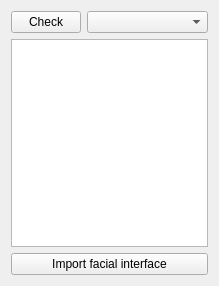
Before: the Qt Designer form Python/Resources/RMFacialRig.ui in rendermotion/RMPY, drawn with Qt 5.
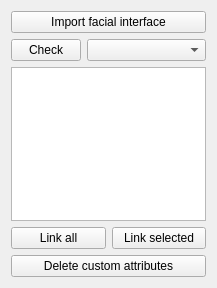
After: the same form once the commit is applied.

The edit to the form file:
```diff
--- a/Python/Resources/RMFacialRig.ui
+++ b/Python/Resources/RMFacialRig.ui
@@ -6,14 +6,21 @@
    <rect>
     <x>0</x>
     <y>0</y>
-    <width>219</width>
-    <height>286</height>
+    <width>217</width>
+    <height>288</height>
    </rect>
   </property>
   <property name="windowTitle">
    <string>Form</string>
   </property>
   <layout class="QVBoxLayout" name="verticalLayout">
+   <item>
+    <widget class="QPushButton" name="ImportFacialInterfaceBtn">
+     <property name="text">
+      <string>Import facial interface</string>
+     </property>
+    </widget>
+   </item>
    <item>
     <layout class="QHBoxLayout" name="horizontalLayout">
      <item>
@@ -38,9 +45,27 @@
     <widget class="QListWidget" name="listWidget"/>
    </item>
    <item>
-    <widget class="QPushButton" name="ImportFacialInterfaceBtn">
+    <layout class="QHBoxLayout" name="horizontalLayout_2">
+     <item>
+      <widget class="QPushButton" name="LinkAllBtn">
+       <property name="text">
+        <string>Link all</string>
+       </property>
+      </widget>
+     </item>
+     <item>
+      <widget class="QPushButton" name="LinkSelectedBtn">
+       <property name="text">
+        <string>Link selected</string>
+       </property>
+      </widget>
+     </item>
+    </layout>
+   </item>
+   <item>
+    <widget class="QPushButton" name="DeleteAttributesBtn">
      <property name="text">
-      <string>Import facial interface</string>
+      <string>Delete custom attributes</string>
      </property>
     </widget>
    </item>
```
